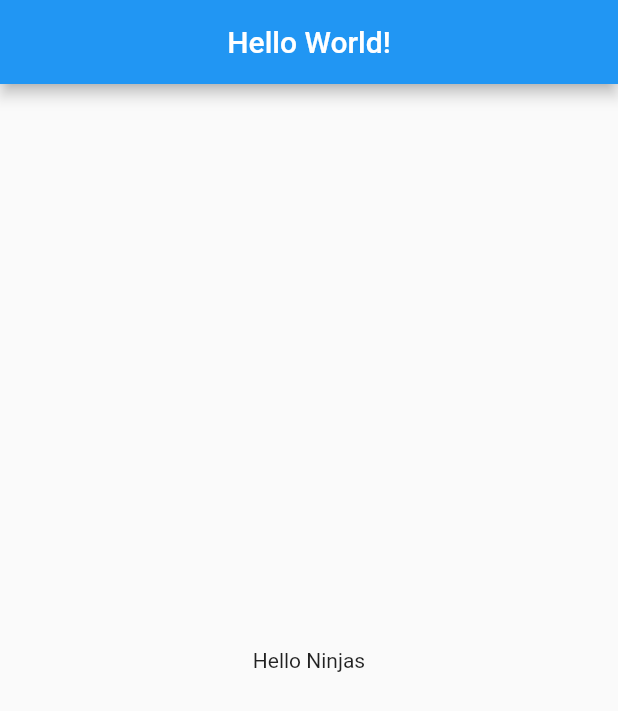
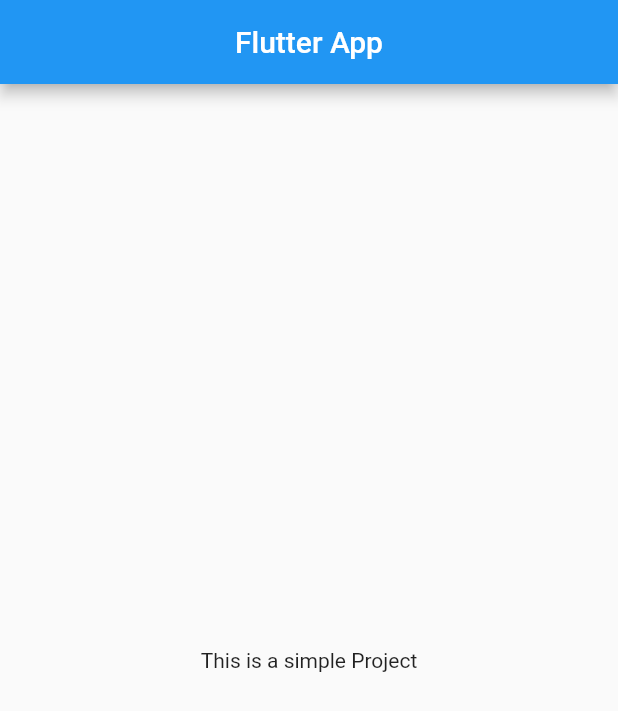
Before and after one commit to imneeteeshyadav98/Flutter-app, a Flutter app: the screen it shows after launch, on a phone screen of 412 x 824 dp. Shown: the top 711 px of the screen. Run offline on Flutter 3.47's test engine with Material 2 defaults, Android fonts, the phone set to English and light mode, and no system bars.

Commit message:
initial commit

```diff
--- a/lib/UI/home.dart
+++ b/lib/UI/home.dart
@@ -4,11 +4,11 @@ myapp() {
   runApp(MaterialApp(
     home: Scaffold(
       appBar: AppBar(
-        title: Text("Hello World!"),
+        title: Text("Flutter App"),
         centerTitle: true,
       ),
       body: Center(
-        child: Text("Hello Ninjas"),
+        child: Text("This is a simple Project"),
       ),
     ),
   ));
```
